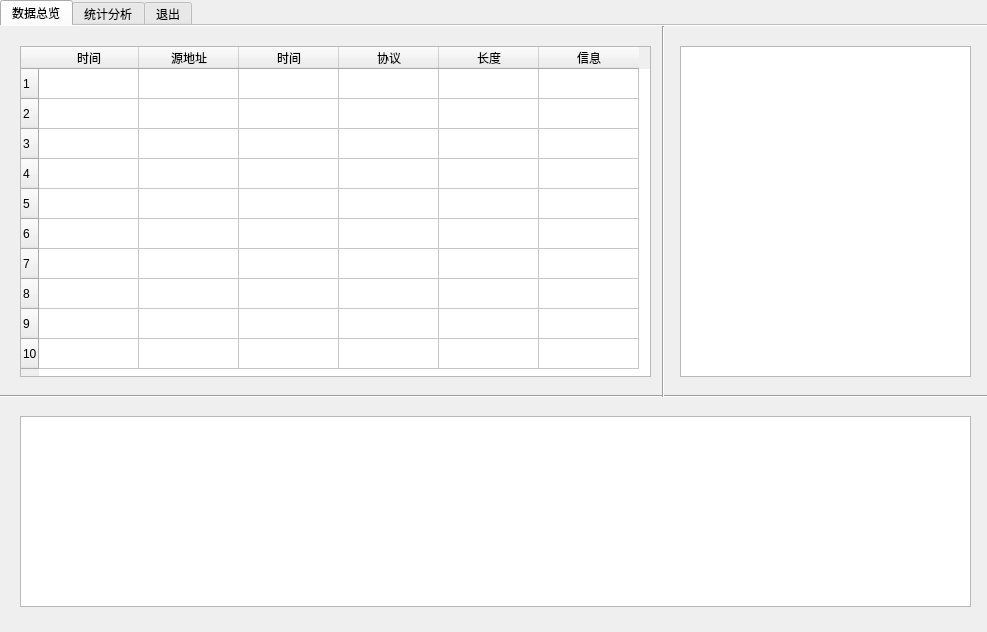
The window that pkt_proc.ui (Clyysone/Network_Analysis_Software) describes before a commit, drawn with Qt 5.
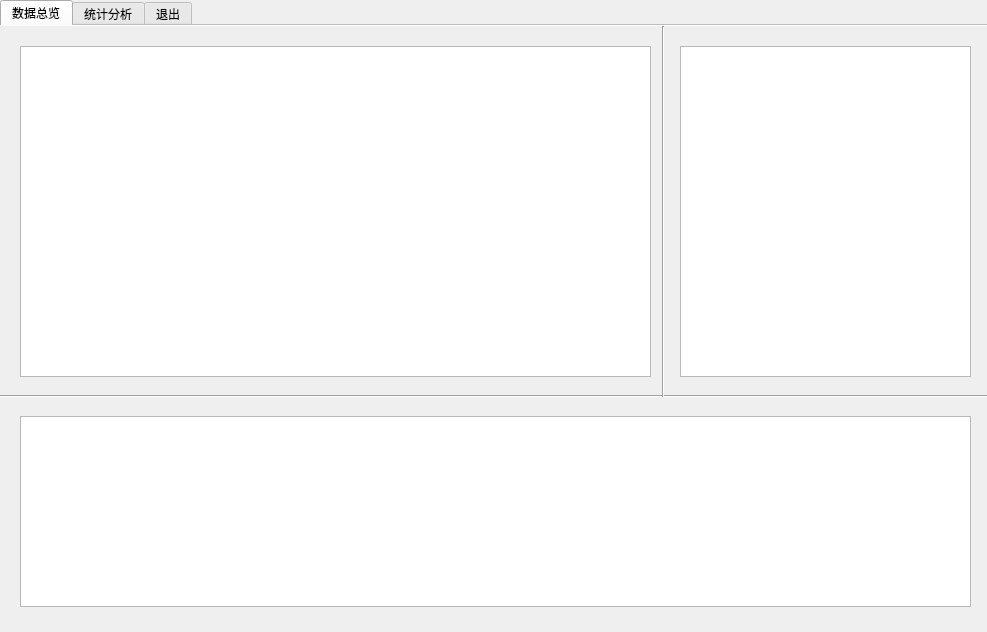
The same window after the commit.

The edit to the form file:
```diff
--- a/pkt_proc.ui
+++ b/pkt_proc.ui
@@ -62,7 +62,7 @@
     <attribute name="title">
      <string>数据总览</string>
     </attribute>
-    <widget class="QTableWidget" name="tableWidget">
+    <widget class="QTableView" name="overviewTable">
      <property name="geometry">
       <rect>
        <x>20</x>
@@ -71,86 +71,6 @@
        <height>331</height>
       </rect>
      </property>
-     <row>
-      <property name="text">
-       <string>1</string>
-      </property>
-     </row>
-     <row>
-      <property name="text">
-       <string>2</string>
-      </property>
-     </row>
-     <row>
-      <property name="text">
-       <string>3</string>
-      </property>
-     </row>
-     <row>
-      <property name="text">
-       <string>4</string>
-      </property>
-     </row>
-     <row>
-      <property name="text">
-       <string>5</string>
-      </property>
-     </row>
-     <row>
-      <property name="text">
-       <string>6</string>
-      </property>
-     </row>
-     <row>
-      <property name="text">
-       <string>7</string>
-      </property>
-     </row>
-     <row>
-      <property name="text">
-       <string>8</string>
-      </property>
-     </row>
-     <row>
-      <property name="text">
-       <string>9</string>
-      </property>
-     </row>
-     <row>
-      <property name="text">
-       <string>10</string>
-      </property>
-     </row>
-     <column>
-      <property name="text">
-       <string>时间</string>
-      </property>
-     </column>
-     <column>
-      <property name="text">
-       <string>源地址</string>
-      </property>
-     </column>
-     <column>
-      <property name="text">
-       <string>时间</string>
-      </property>
-     </column>
-     <column>
-      <property name="text">
-       <string>协议</string>
-      </property>
-     </column>
-     <column>
-      <property name="text">
-       <string>长度</string>
-      </property>
-     </column>
-     <column>
-      <property name="text">
-       <string>信息</string>
-      </property>
-     </column>
     </widget>
     <widget class="QTextBrowser" name="textBrowser">
      <property name="geometry">
```
Left out of the diff: 4 changed lines with no effect on the pictures.
